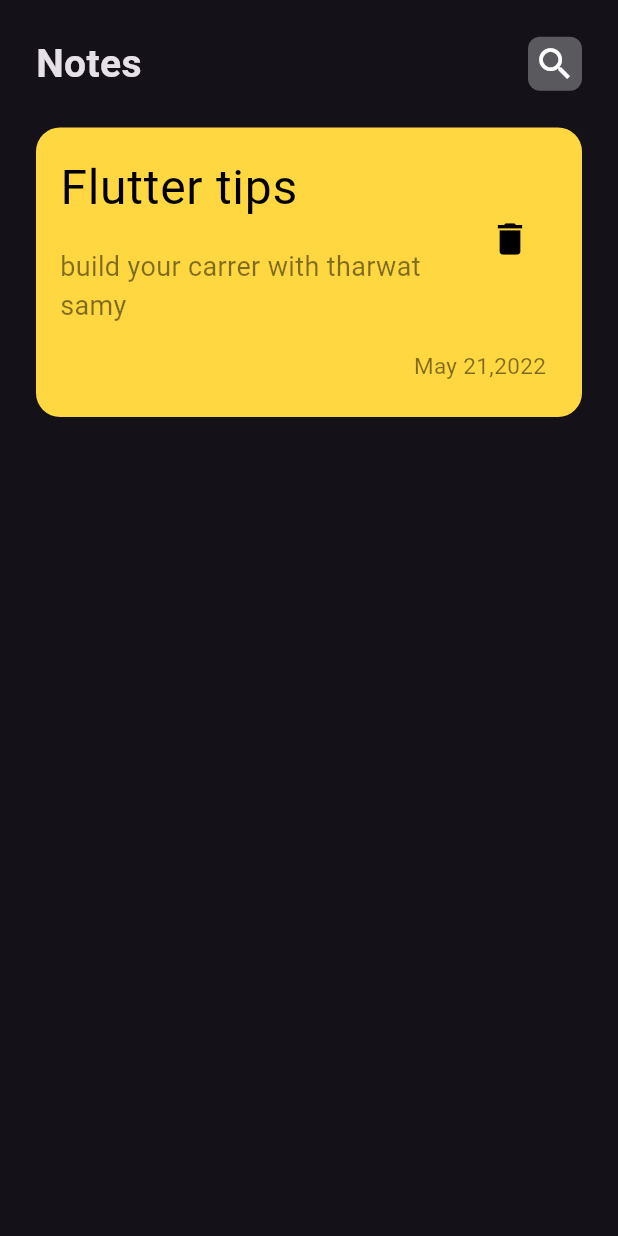
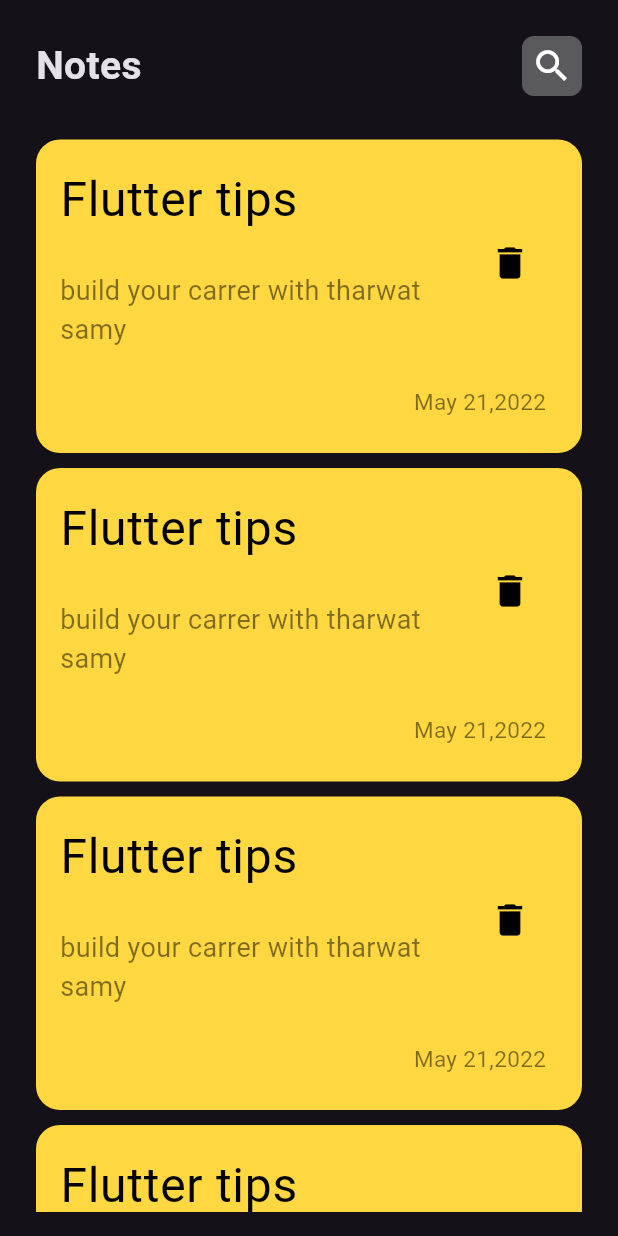
Before and after one commit to Yomna-Abdelmegeed/notes-app, a Flutter app: the screen it shows after launch, on a phone screen of 412 x 824 dp. Run offline on Flutter 3.47's test engine with Material 3 defaults, Android fonts, the phone set to English and light mode, and no system bars.

Commit message:
Create notes listView.

```diff
--- a/lib/view/notes_view.dart
+++ b/lib/view/notes_view.dart
@@ -1,6 +1,6 @@
 import 'package:flutter/material.dart';
 import 'package:notes_app/view/widgets/custom_app_bar.dart';
-import 'package:notes_app/view/widgets/custom_notes_card.dart';
+import 'package:notes_app/view/widgets/notes_list_view.dart';
 
 class NotesView extends StatelessWidget {
   const NotesView({super.key});
@@ -16,13 +16,7 @@ class NotesView extends StatelessWidget {
             icon: Icons.search,
           ),
           SizedBox(height: 24),
-          CustomNotesCard(
-            title: 'Flutter tips',
-            subtitle: 'build your carrer with tharwat samy',
-            date: 'May 21,2022',
-            color: Colors.amberAccent,
-            onPressed: () {},
-          ),
+          Expanded(child: NotesListView()),
         ],
       ),
     );
--- a/lib/view/widgets/custom_app_bar.dart
+++ b/lib/view/widgets/custom_app_bar.dart
@@ -19,7 +19,7 @@ class CustomAppBar extends StatelessWidget {
             ),
           ),
           Container(
-            padding: EdgeInsets.all(4),
+            padding: EdgeInsets.all(6),
             decoration: BoxDecoration(
               color: Colors.white.withValues(alpha: 0.3),
               borderRadius: BorderRadius.circular(8),
--- a/lib/view/widgets/custom_notes_card.dart
+++ b/lib/view/widgets/custom_notes_card.dart
@@ -18,7 +18,7 @@ class CustomNotesCard extends StatelessWidget {
   @override
   Widget build(BuildContext context) {
     return Padding(
-      padding: const EdgeInsets.symmetric(horizontal: 24),
+      padding: const EdgeInsets.symmetric(horizontal: 24, vertical: 5),
       child: Container(
         decoration: BoxDecoration(
           borderRadius: BorderRadius.circular(16),
@@ -39,7 +39,7 @@ class CustomNotesCard extends StatelessWidget {
                 ),
               ),
               subtitle: Padding(
-                padding: const EdgeInsets.symmetric(vertical: 8.0),
+                padding: const EdgeInsets.symmetric(vertical: 16),
                 child: Text(
                   subtitle,
                   style: TextStyle(
--- /dev/null
+++ b/lib/view/widgets/notes_list_view.dart
@@ -0,0 +1,24 @@
+import 'package:flutter/material.dart';
+import 'package:notes_app/view/widgets/custom_notes_card.dart';
+
+class NotesListView extends StatelessWidget {
+  const NotesListView({super.key});
+
+  @override
+  Widget build(BuildContext context) {
+    return Padding(
+      padding: const EdgeInsets.only(bottom: 16),
+      child: ListView.builder(
+          padding: const EdgeInsets.symmetric(vertical: 0),
+          itemBuilder: (context, index) {
+            return CustomNotesCard(
+              title: 'Flutter tips',
+              subtitle: 'build your carrer with tharwat samy',
+              date: 'May 21,2022',
+              color: Colors.amberAccent,
+              onPressed: () {},
+            );
+          }),
+    );
+  }
+}
```
